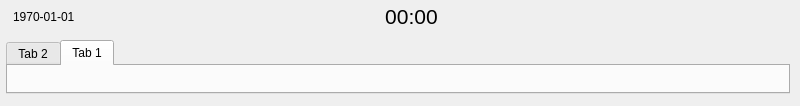
Qt form Gui/Components/MainMenu/Forms/MainWindow.ui (Liyezhong/Shared) before a commit.
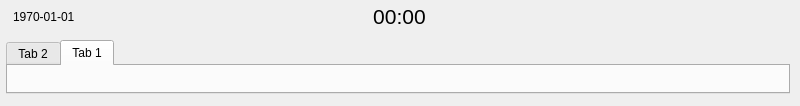
The same form after that commit. Icons and pictures are not drawn.

The edit to the form file:
```diff
--- a/Gui/Components/MainMenu/Forms/MainWindow.ui
+++ b/Gui/Components/MainMenu/Forms/MainWindow.ui
@@ -94,6 +94,12 @@
        </item>
        <item>
         <widget class="QFrame" name="frame">
+         <property name="minimumSize">
+          <size>
+           <width>96</width>
+           <height>33</height>
+          </size>
+         </property>
          <property name="frameShape">
           <enum>QFrame::NoFrame</enum>
          </property>
@@ -307,6 +313,12 @@
           </item>
           <item>
            <widget class="QLabel" name="labelUser">
+            <property name="minimumSize">
+             <size>
+              <width>48</width>
+              <height>33</height>
+             </size>
+            </property>
             <property name="text">
              <string/>
             </property>
```
Left out of the diff: 4 changed lines with no effect on the pictures.
